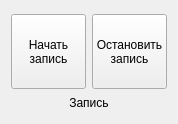
mcsltd/mcs-inRat-monitor, file storage/res/frm_control_recording.ui: the form before one commit.
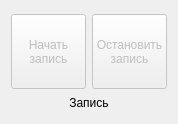
The form after the commit.

Patch:
```diff
--- a/storage/res/frm_control_recording.ui
+++ b/storage/res/frm_control_recording.ui
@@ -20,6 +20,9 @@
       <layout class="QHBoxLayout" name="horizontalLayout">
        <item>
         <widget class="QPushButton" name="pushButtonStartRecord">
+         <property name="enabled">
+          <bool>false</bool>
+         </property>
          <property name="sizePolicy">
           <sizepolicy hsizetype="Fixed" vsizetype="Fixed">
            <horstretch>0</horstretch>
@@ -40,6 +43,9 @@
        </item>
        <item>
         <widget class="QPushButton" name="pushButtonStopRecord">
+         <property name="enabled">
+          <bool>false</bool>
+         </property>
          <property name="sizePolicy">
           <sizepolicy hsizetype="Fixed" vsizetype="Fixed">
            <horstretch>0</horstretch>
```
